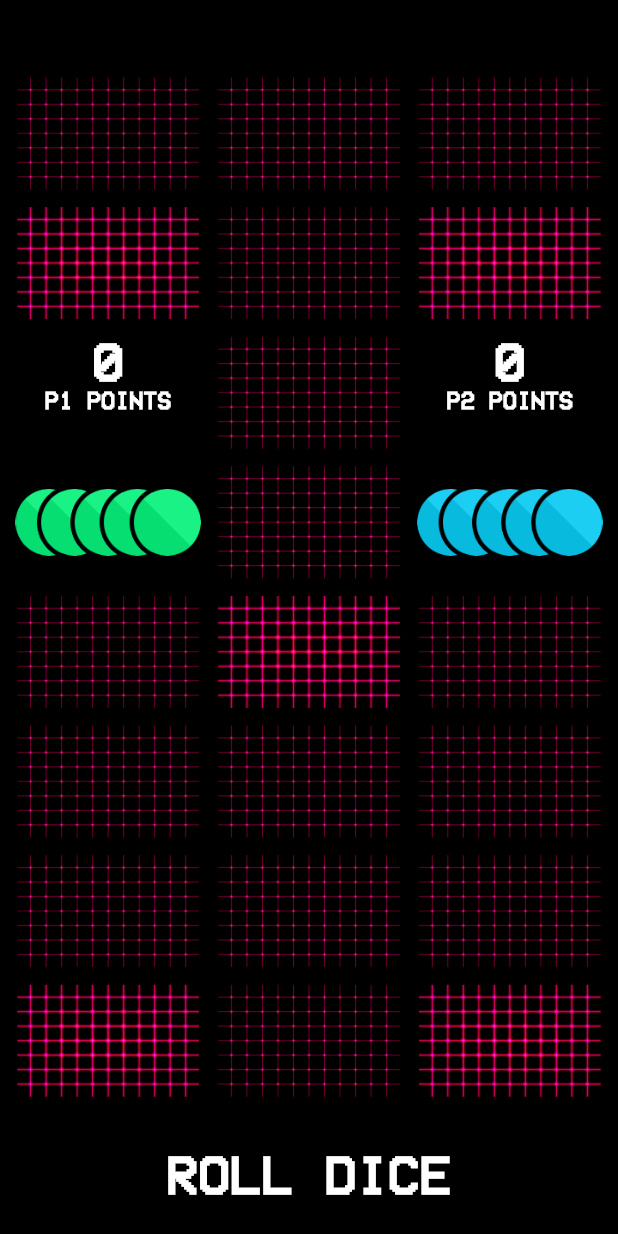
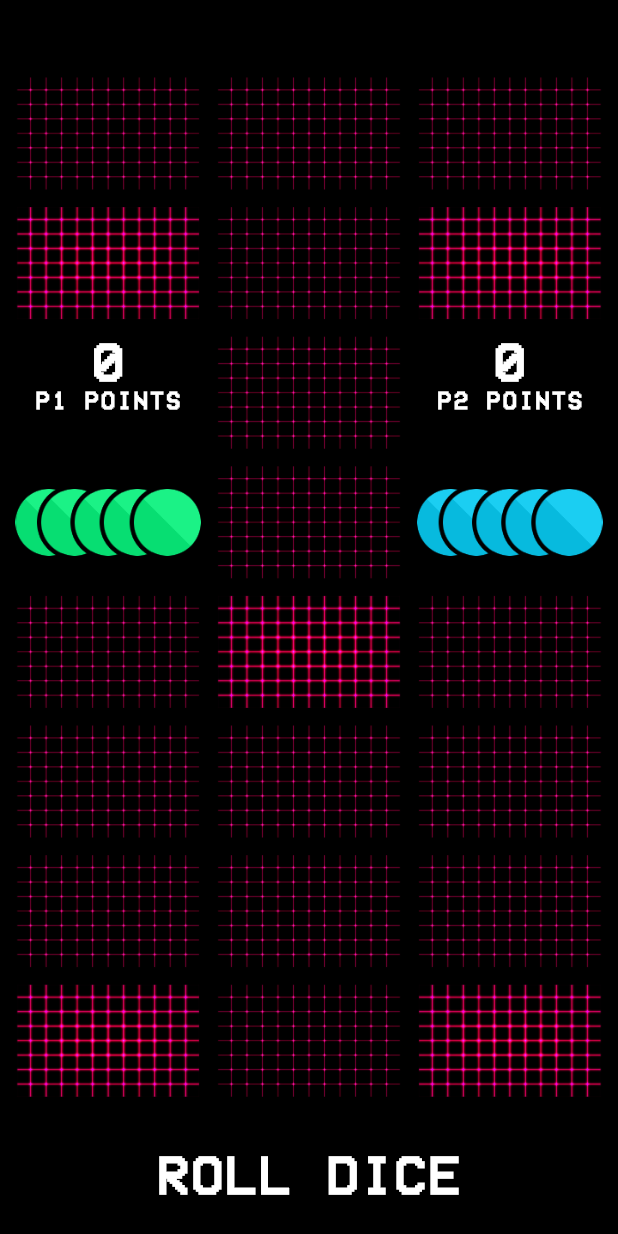
Before and after one commit to annamunhoz/royalgameofur, a Flutter app: the screen it shows after launch, after a tap on "Start a new Game", on a phone screen of 412 x 824 dp. Run offline on Flutter 3.47's test engine with Material 2 defaults, Android fonts, the phone set to English and light mode, and no system bars; our stand-ins replace rxdart.

Commit message:
update themeData

```diff
--- a/lib/main.dart
+++ b/lib/main.dart
@@ -1,6 +1,7 @@
 import 'package:flutter/material.dart';
 import 'package:provider/provider.dart';
 import 'package:royalgameofur/app_provider.dart';
+import 'package:royalgameofur/presentation/common/app_colors.dart';
 import 'package:royalgameofur/presentation/scenes/game/game_bloc.dart';
 import 'package:royalgameofur/presentation/scenes/game/game_page.dart';
 import 'package:royalgameofur/presentation/home_page.dart';
@@ -18,6 +19,39 @@ class MyApp extends StatelessWidget {
         title: 'Royal Game of Ur',
         theme: ThemeData(
           primarySwatch: Colors.purple,
+          backgroundColor: AppColors.backgroundGameColor,
+          appBarTheme: AppBarTheme(
+              color: AppColors.backgroundGameColor,
+              textTheme: TextTheme(
+                headline6: TextStyle(
+                  fontFamily: 'VCR_OSD',
+                  color: Colors.white,
+                  fontWeight: FontWeight.bold,
+                  fontSize: 25,
+                ),
+              )),
+          textTheme: TextTheme(
+              bodyText2: TextStyle(
+                fontFamily: 'VCR_OSD',
+                color: Colors.white,
+                fontWeight: FontWeight.bold,
+                fontSize: 16,
+                letterSpacing: 1.5,
+              ),
+              headline6: TextStyle(
+                fontFamily: 'VCR_OSD',
+                color: Colors.white,
+                fontWeight: FontWeight.bold,
+                fontSize: 16,
+                letterSpacing: 1.5,
+              ),
+              button: TextStyle(
+                decoration: TextDecoration.underline,
+                fontFamily: 'VCR_OSD',
+                color: Colors.white,
+                fontWeight: FontWeight.bold,
+                fontSize: 16,
+              )),
         ),
         home: HomePage(),
         routes: {
--- a/lib/presentation/home_page.dart
+++ b/lib/presentation/home_page.dart
@@ -2,6 +2,7 @@ import 'dart:ui';
 
 import 'package:flutter/material.dart';
 import 'package:flutter/widgets.dart';
+import 'package:royalgameofur/presentation/common/app_colors.dart';
 import 'package:royalgameofur/presentation/scenes/game_rules/game_rules_page.dart';
 import 'package:url_launcher/url_launcher.dart';
 
@@ -37,7 +38,7 @@ class HomePage extends StatelessWidget {
               ),
               const Spacer(),
               const Text(
-                'Develop during the Flutter Hackathon 2020.',
+                'Developed during the Flutter Hackathon 2020.',
                 textAlign: TextAlign.center,
               ),
               const Padding(padding: EdgeInsets.all(8)),
@@ -45,15 +46,26 @@ class HomePage extends StatelessWidget {
                 children: <Widget>[
                   Expanded(
                     child: Wrap(
-                      // TODO: Find a better way to show the link (está muito afastado)
                       children: <Widget>[
                         FlatButton(
                           onPressed: _launchAnnaURL,
-                          child: const Text('Contact Anna Munhoz'),
+                          textColor: AppColors.playerOneColor,
+                          child: Text(
+                            'Contact Anna Munhoz',
+                            style: TextStyle(
+                              decoration: TextDecoration.underline,
+                            ),
+                          ),
                         ),
                         FlatButton(
                           onPressed: _launchViniciusURL,
-                          child: const Text('Contact Vinicius Munhoz'),
+                          textColor: AppColors.playerTwoColor,
+                          child: Text(
+                            'Contact Vinicius Munhoz',
+                            style: TextStyle(
+                              decoration: TextDecoration.underline,
+                            ),
+                          ),
                         ),
                       ],
                     ),
@@ -64,6 +76,7 @@ class HomePage extends StatelessWidget {
             ],
           ),
         ),
+        backgroundColor: AppColors.backgroundGameColor,
       );
 
   void _launchViniciusURL() async {
```
